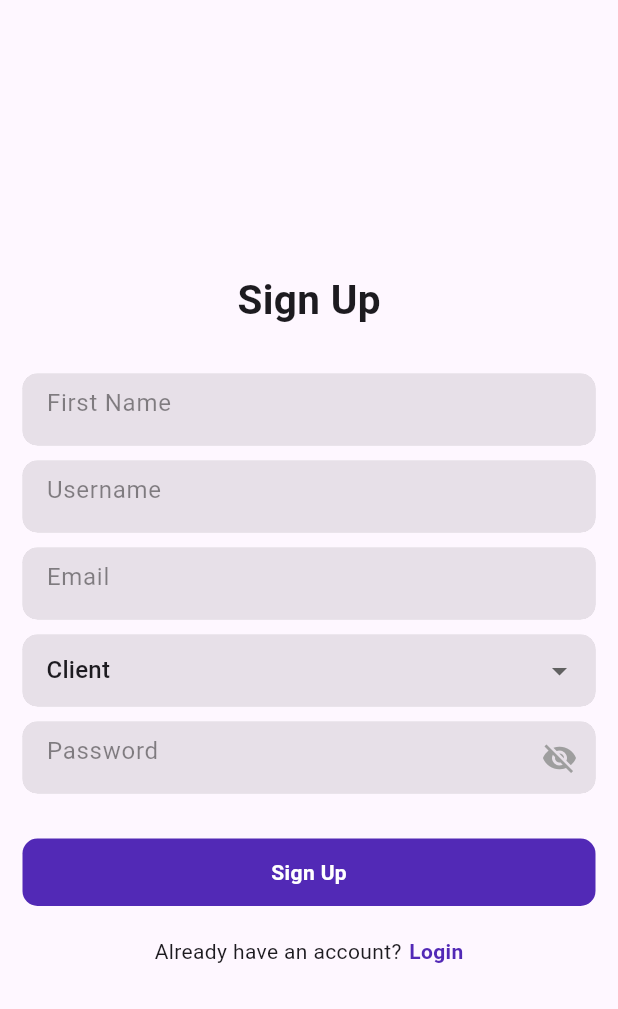
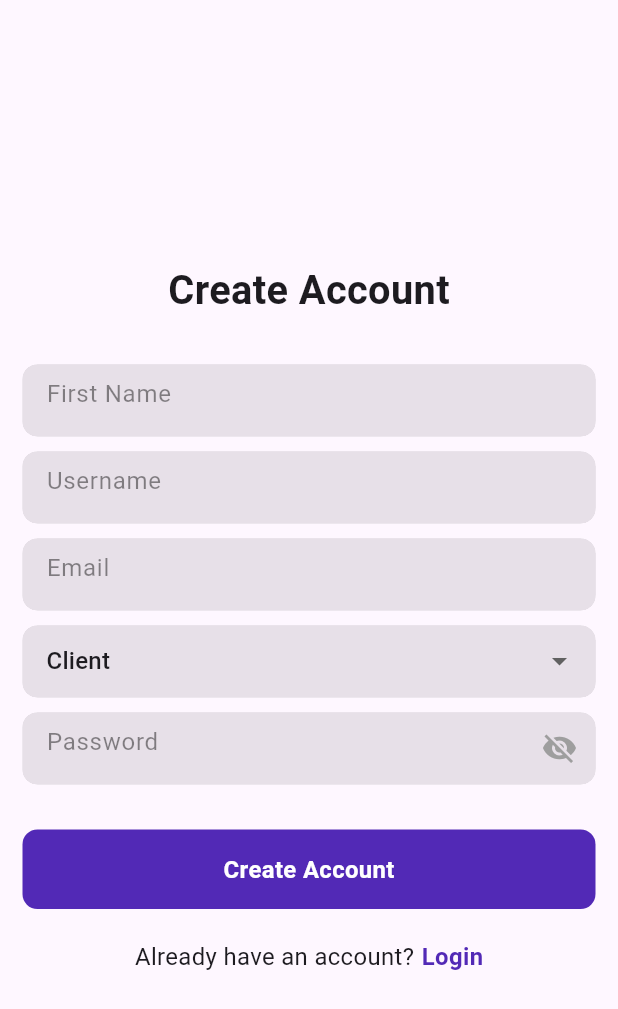
Before and after one commit to Atinuke-Manuels/WTF_CAPSTONE_PROJECT, a Flutter app: the RegisterPage screen opened by its route, after a tap on "A Client", on a phone screen of 412 x 824 dp. Shown: the top 1009 px of the screen. Run offline on Flutter 3.47's test engine with Material 3 defaults, Android fonts, the light colour scheme and no system bars; our stand-ins replace animated_splash_screen, bloc, cloud_firestore, equatable, firebase_auth, firebase_core and 6 more; accounts and stored records are empty.

Commit message:
Adjusted the screens as per the design

```diff
--- a/lib/features/onboarding/widgets/button_item.dart
+++ b/lib/features/onboarding/widgets/button_item.dart
@@ -5,10 +5,14 @@ class ButtonItem extends StatelessWidget {
     super.key,
     required this.title,
     required this.onPress,
+    this.textColor = Colors.white,
+    this.backgroundColor = Colors.white,
   });
 
   final String title;
   final Function() onPress;
+  final Color textColor; // Added parameter for text color with default value
+  final Color backgroundColor;
 
   @override
   Widget build(BuildContext context) {
@@ -16,11 +20,11 @@ class ButtonItem extends StatelessWidget {
       onPressed: onPress,
       child: Text(
         title,
-        style: TextStyle(color: Colors.white, fontSize: 18),
+        style: TextStyle(color: textColor, fontSize: 16),
       ),
       style: ElevatedButton.styleFrom(
-        backgroundColor: Theme.of(context).primaryColor,
-        padding: EdgeInsets.symmetric(horizontal: 20, vertical: 16),
+        backgroundColor: backgroundColor,
+        padding: EdgeInsets.symmetric(horizontal: 18, vertical: 14),
         minimumSize: Size(double.infinity, 50),
         shape: RoundedRectangleBorder(
           borderRadius: BorderRadius.only(
--- a/lib/features/registration/signup/pages/register_page.dart
+++ b/lib/features/registration/signup/pages/register_page.dart
@@ -1,4 +1,5 @@
 import 'package:flutter/material.dart';
+import 'package:flutter_screenutil/flutter_screenutil.dart';
 
 import '../../../../gen/assets.gen.dart';
 import '../../../onboarding/widgets/button_item.dart';
@@ -16,17 +17,18 @@ class RegisterPage extends StatelessWidget {
           child: Column(
             mainAxisAlignment: MainAxisAlignment.center,
             children: [
+              SizedBox(height: 20.h,),
               Image.asset(
                 Assets.splash.laundryEaseLogo.path,
-                height: MediaQuery.of(context).size.height * 0.2,
-                width: MediaQuery.of(context).size.width * 0.2,
+                height: 332.h,
+                width: 271.w,
               ),
-              SizedBox(height: 60,),
+              SizedBox(height: 20,),
               Text(
                 "Sign up as",
                 style: TextStyle(
-                    color: Theme.of(context).primaryColor,
-                    fontSize: 24,
+                    // color: Theme.of(context).primaryColor,
+                    fontSize: 16,
                     fontWeight: FontWeight.bold),
               ),
               SizedBox(
@@ -34,36 +36,26 @@ class RegisterPage extends StatelessWidget {
               ),
               ButtonItem(
                   title: "A Client",
+                  backgroundColor: Theme.of(context).primaryColor,
                   onPress: () {Navigator.pushNamed(context, "/SignUpPage");}),
-              // SizedBox(height: 6,),
-              // Row(
-              //   mainAxisAlignment: MainAxisAlignment.center,
-              //   children: [
-              //   Text("Already have an account?", style:
-              //   TextStyle(fontSize: 14, color: Colors.grey.shade400),
-              //     textAlign: TextAlign.center,),
-              //   SizedBox(width: 8,),
-              //   InkWell(onTap: (){}, child: Text("Sign in", style:
-              //   TextStyle(fontSize: 14, color: Colors.blue.shade400, fontWeight: FontWeight.bold),
-              //     textAlign: TextAlign.center,),),
-              // ],),
               SizedBox(height: 24,),
               ButtonItem(
-                  title: "An Agent",
+                  title: "A Delivery Agent",
+                  textColor: Theme.of(context).primaryColor,
                   onPress: () {Navigator.pushNamed(context, "/SignUpPage");}),
-              SizedBox(height: 6,),
+              SizedBox(height: 10,),
               Row(
                 mainAxisAlignment: MainAxisAlignment.center,
                 children: [
                   Text("Already have an account?", style:
-                  TextStyle(fontSize: 14, color: Colors.grey.shade400),
+                  TextStyle(fontSize: 18.sp, color: Colors.grey.shade800),
                     textAlign: TextAlign.center,),
                   SizedBox(width: 8,),
                   InkWell(onTap: (){ Navigator.pushNamed(context, "/LoginPage");}, child: Text("Sign in", style:
-                  TextStyle(fontSize: 14, color: Colors.blue.shade400, fontWeight: FontWeight.bold),
+                  TextStyle(fontSize: 18.sp, color: Theme.of(context).primaryColor, fontWeight: FontWeight.bold),
                     textAlign: TextAlign.center,),),
                 ],),
-              SizedBox(height: 130,),
+              SizedBox(height: 100,),
             ],
           ),
         ),
--- a/lib/features/registration/signup/pages/sign_up_page.dart
+++ b/lib/features/registration/signup/pages/sign_up_page.dart
@@ -1,5 +1,6 @@
 import 'package:firebase_auth/firebase_auth.dart';
 import 'package:flutter/material.dart';
+import 'package:flutter_screenutil/flutter_screenutil.dart';
 
 import '../../signin/pages/login_page.dart';
 
@@ -54,8 +55,8 @@ class _SignUpPageState extends State<SignUpPage> {
               mainAxisAlignment: MainAxisAlignment.center,
               children: [
                 Text(
-                  "Sign Up",
-                  style: TextStyle(fontSize: 27, fontWeight: FontWeight.bold),
+                  "Create Account",
+                  style: TextStyle(fontSize: 30.sp, fontWeight: FontWeight.bold),
                 ),
                 SizedBox(height: 30),
                 FormContainerWidget(
@@ -96,7 +97,7 @@ class _SignUpPageState extends State<SignUpPage> {
                   onTap: _signUp,
                   child: Container(
                     width: double.infinity,
-                    height: 45,
+                    height: 60.h,
                     decoration: BoxDecoration(
                       color: Theme.of(context).primaryColor,
                       borderRadius: BorderRadius.circular(10),
@@ -105,10 +106,12 @@ class _SignUpPageState extends State<SignUpPage> {
                       child: isSigningUp
                           ? CircularProgressIndicator(color: Colors.white)
                           : Text(
-                        "Sign Up",
+                        "Create Account",
                         style: TextStyle(
                             color: Colors.white,
-                            fontWeight: FontWeight.bold),
+                            fontWeight: FontWeight.bold,
+                            fontSize: 18.sp,
+                        ),
                       ),
                     ),
                   ),
@@ -117,7 +120,7 @@ class _SignUpPageState extends State<SignUpPage> {
                 Row(
                   mainAxisAlignment: MainAxisAlignment.center,
                   children: [
-                    Text("Already have an account?"),
+                    Text("Already have an account?", style: TextStyle(fontSize: 18.sp),),
                     SizedBox(width: 5),
                     GestureDetector(
                       onTap: () {
@@ -131,7 +134,7 @@ class _SignUpPageState extends State<SignUpPage> {
                         "Login",
                         style: TextStyle(
                             color: Theme.of(context).primaryColor,
-                            fontWeight: FontWeight.bold),
+                            fontWeight: FontWeight.bold, fontSize: 18.sp),
                       ),
                     )
                   ],
--- a/lib/gen/assets.gen.dart
+++ b/lib/gen/assets.gen.dart
@@ -50,9 +50,9 @@ class $AssetsOnboardingGen {
 class $AssetsSplashGen {
   const $AssetsSplashGen();
 
-  /// File path: assets/splash/laundryEaseLogo.png
+  /// File path: assets/splash/newLogo.png
   AssetGenImage get laundryEaseLogo =>
-      const AssetGenImage('assets/splash/laundryEaseLogo.png');
+      const AssetGenImage('assets/splash/newLogo.png');
 
   /// List of all assets
   List<AssetGenImage> get values => [laundryEaseLogo];
--- a/pubspec.yaml
+++ b/pubspec.yaml
@@ -66,7 +66,7 @@ flutter_launcher_icons:
       - icons
       - splash
   ios: true
-  image_path: "assets/splash/laundryEaseLogo.png"
+  image_path: "assets/splash/newLogo.png"
 
   # The "flutter_lints" package below contains a set of recommended lints to
   # encourage good coding practices. The lint set provided by the package is
```
Also changed, not shown: lib/features/onboarding/pages/onboarding1.dart (+26 -6 lines), lib/features/onboarding/pages/onboarding2.dart (+11 -4 lines), lib/features/onboarding/pages/onboarding3.dart (+12 -5 lines), lib/features/onboarding/widgets/onboarding_button.dart (+9 -5 lines), lib/features/password_reset/forgot_password_page.dart (+7 -4 lines), lib/features/registration/signin/pages/login_page.dart (+9 -4 lines), lib/main.dart (+7 -1 lines), assets/splash/newLogo.png (added).
